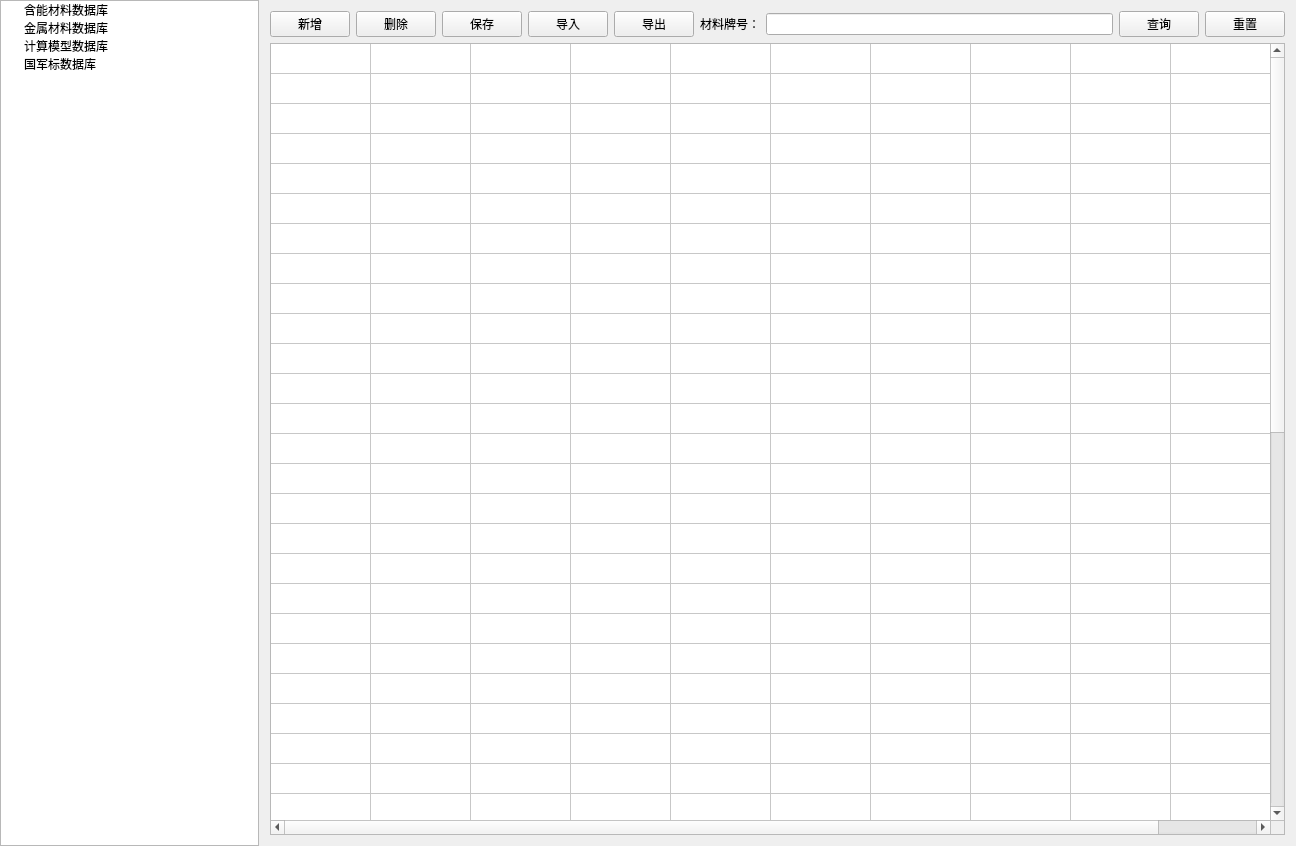
Old version of the form mainWidget/mainWidget/DatabaseWidget.ui in the repository yuchengtong/5013-2.
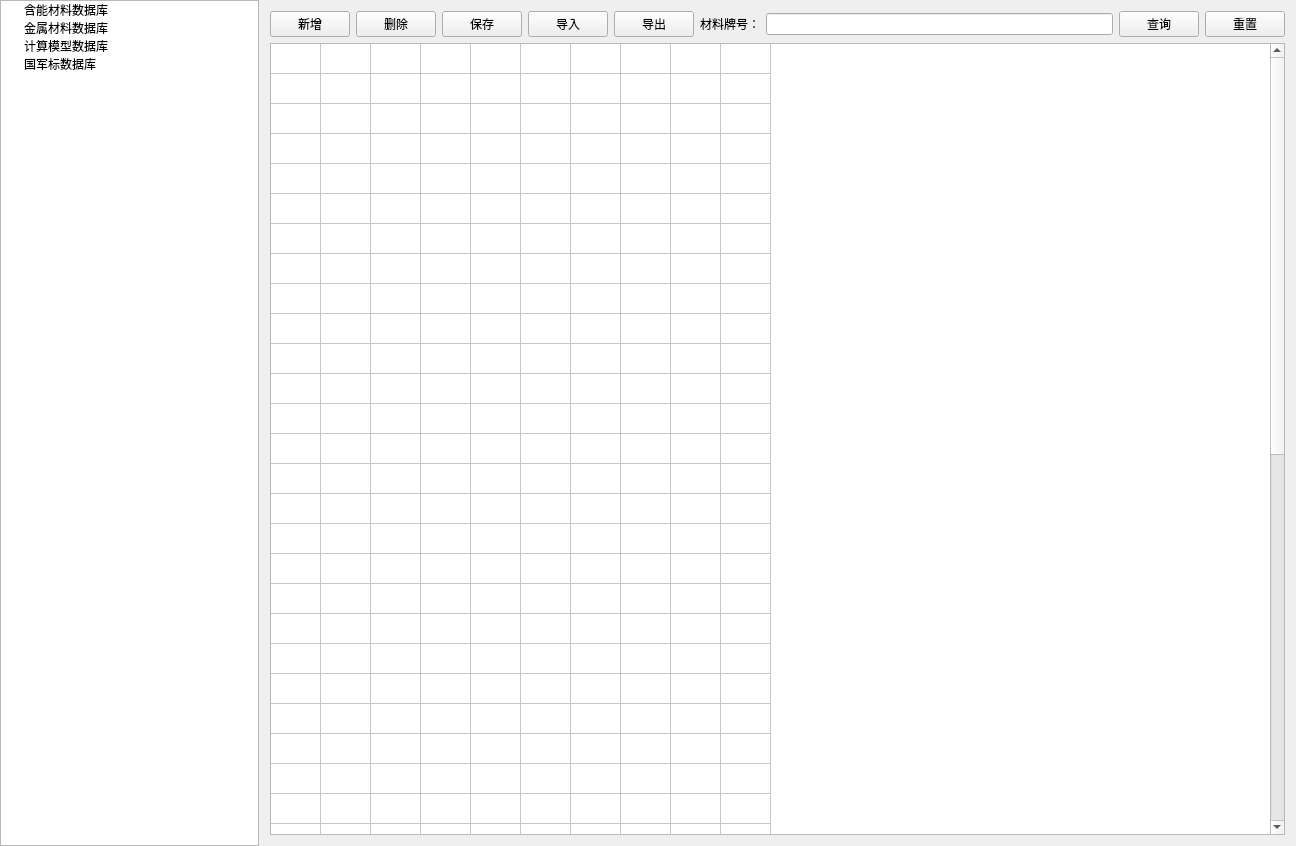
New version of the form.

```diff
--- a/mainWidget/mainWidget/DatabaseWidget.ui
+++ b/mainWidget/mainWidget/DatabaseWidget.ui
@@ -185,6 +185,9 @@
             <attribute name="horizontalHeaderVisible">
              <bool>false</bool>
             </attribute>
+            <attribute name="horizontalHeaderDefaultSectionSize">
+             <number>50</number>
+            </attribute>
             <attribute name="horizontalHeaderHighlightSections">
              <bool>true</bool>
             </attribute>
```
